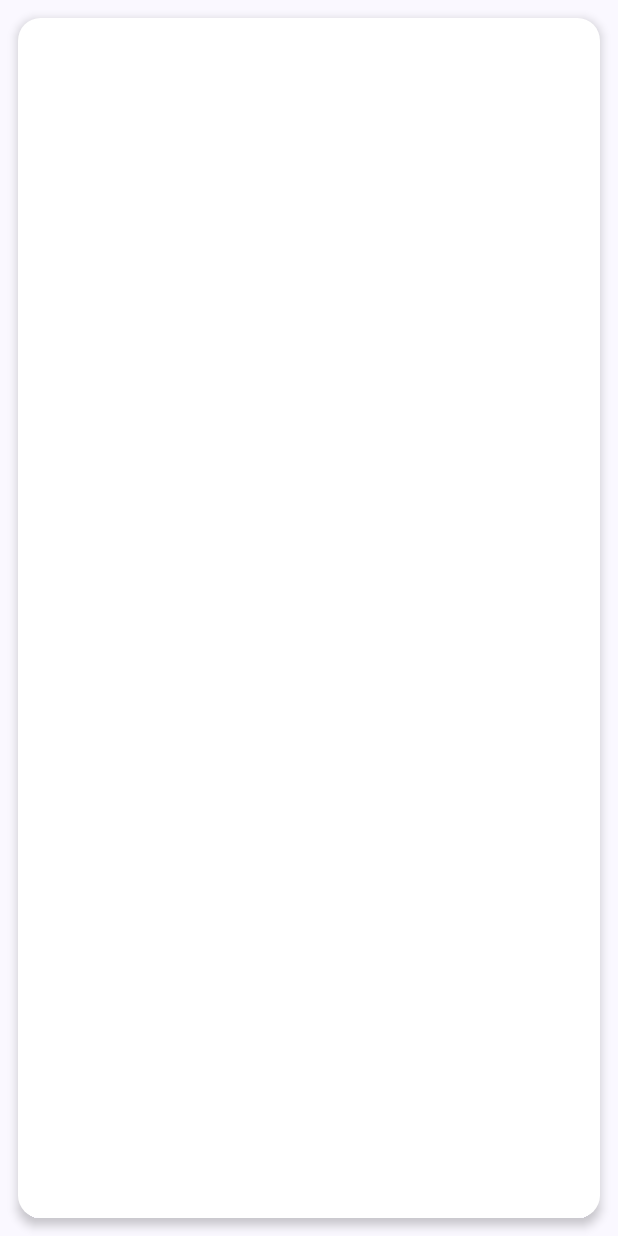
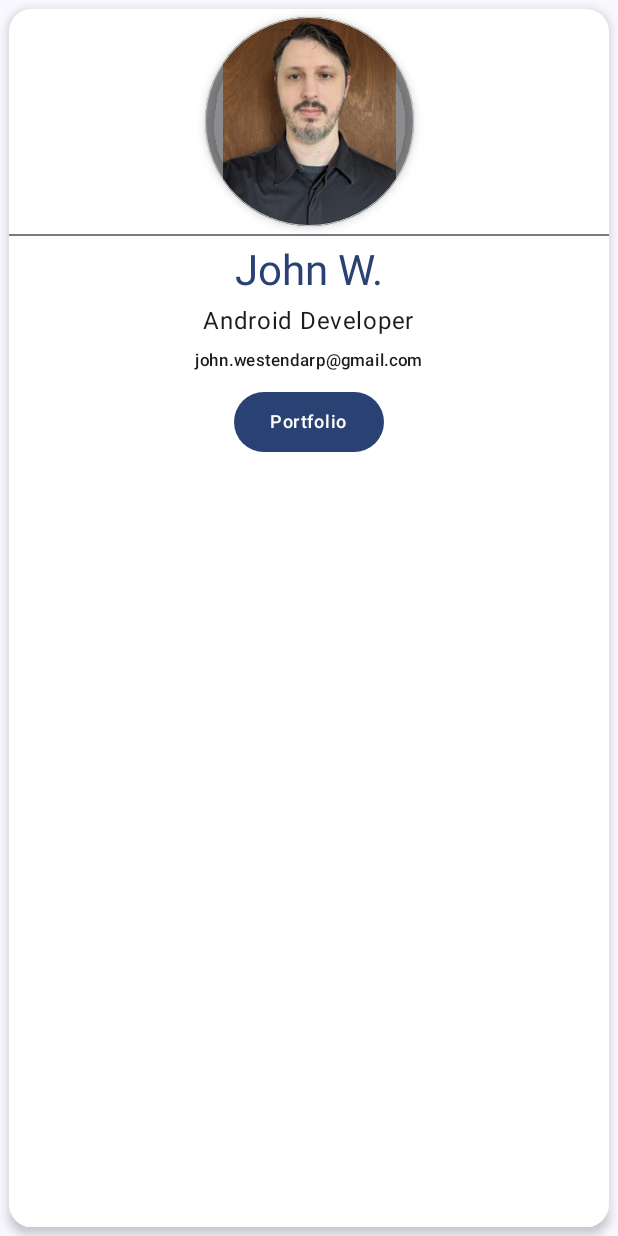
Before and after one commit to moontayle/UdemyBizCard, an Android app built with Jetpack Compose: the screen it shows after launch (MainActivity), on a phone screen of 412 x 824 dp. Run offline under Robolectric (Android 15) with nearby library versions, the phone set to English and light mode, and no system bars.

Commit message:
Lessons 13 through 23 in Udemy Course "Android Jetpack Compose: The Comprehensive Bootcamp".

```diff
--- a/app/src/main/java/com/jjwestendarp/bizcard/MainActivity.kt
+++ b/app/src/main/java/com/jjwestendarp/bizcard/MainActivity.kt
@@ -1,26 +1,47 @@
 package com.jjwestendarp.bizcard
 
 import android.os.Bundle
+import android.util.Log
 import androidx.activity.ComponentActivity
 import androidx.activity.compose.setContent
+import androidx.compose.foundation.BorderStroke
+import androidx.compose.foundation.Image
+import androidx.compose.foundation.background
+import androidx.compose.foundation.layout.Arrangement
+import androidx.compose.foundation.layout.Box
+import androidx.compose.foundation.layout.Column
+import androidx.compose.foundation.layout.Row
 import androidx.compose.foundation.layout.fillMaxHeight
 import androidx.compose.foundation.layout.fillMaxSize
 import androidx.compose.foundation.layout.fillMaxWidth
 import androidx.compose.foundation.layout.height
 import androidx.compose.foundation.layout.padding
+import androidx.compose.foundation.layout.size
 import androidx.compose.foundation.layout.width
+import androidx.compose.foundation.lazy.LazyColumn
+import androidx.compose.foundation.lazy.items
+import androidx.compose.foundation.shape.CircleShape
 import androidx.compose.foundation.shape.CornerSize
 import androidx.compose.foundation.shape.RoundedCornerShape
+import androidx.compose.material3.Button
 import androidx.compose.material3.Card
 import androidx.compose.material3.CardColors
 import androidx.compose.material3.CardDefaults
 import androidx.compose.material3.CardElevation
+import androidx.compose.material3.Divider
 import androidx.compose.material3.MaterialTheme
 import androidx.compose.material3.Surface
 import androidx.compose.material3.Text
 import androidx.compose.runtime.Composable
+import androidx.compose.runtime.mutableStateOf
+import androidx.compose.runtime.remember
+import androidx.compose.ui.Alignment
 import androidx.compose.ui.Modifier
 import androidx.compose.ui.graphics.Color
+import androidx.compose.ui.graphics.RectangleShape
+import androidx.compose.ui.res.painterResource
+import androidx.compose.ui.text.font.FontWeight
+import androidx.compose.ui.text.style.TextAlign
 import androidx.compose.ui.tooling.preview.Preview
 import androidx.compose.ui.unit.dp
 import com.jjwestendarp.bizcard.ui.theme.UdemyBizCardTheme
@@ -44,6 +65,9 @@ class MainActivity : ComponentActivity() {
 
 @Composable
 fun CreateBizCard() {
+    val buttonClickedState = remember {
+        mutableStateOf(false)
+    }
     Surface(
         modifier = Modifier
             .fillMaxWidth()
@@ -51,14 +75,122 @@ fun CreateBizCard() {
     ) {
         Card(
             modifier = Modifier
-                .width(200.dp)
-                .height(390.dp)
-                .padding(12.dp),
+                .padding(6.dp),
             shape = RoundedCornerShape(corner = CornerSize(15.dp)),
             elevation = CardDefaults.cardElevation(defaultElevation = 4.dp),
             colors = CardDefaults.cardColors(containerColor = Color.White)
         ) {
+            Column(
+                Modifier
+                    .fillMaxWidth(),
+                verticalArrangement = Arrangement.Top,
+                horizontalAlignment = Alignment.CenterHorizontally
+            ) {
+                CreateImageProfile(
+                    Modifier
+                        .size(150.dp)
+                        .padding(5.dp))
+                Divider()
+                CreateInfo()
+                Button(onClick = {
+                    buttonClickedState.value = !buttonClickedState.value
+                }) {
+                    Text(text = "Portfolio", style = MaterialTheme.typography.labelMedium)
+                }
+                if (buttonClickedState.value) {
+                    Content()
+                } else {
+                    Box {}
+                }
+            }
 
+        }
+    }
+}
+
+@Composable
+private fun CreateImageProfile(modifier: Modifier = Modifier) {
+    Surface(
+        modifier = modifier,
+        shape = CircleShape,
+        border = BorderStroke(0.5.dp, Color.LightGray),
+        shadowElevation = 4.dp,
+        color = MaterialTheme.colorScheme.onSurface.copy(alpha = 0.5f)
+    ) {
+        Image(
+            painter = painterResource(id = R.drawable.profile_image),
+            contentDescription = "profile image",
+            modifier = Modifier.size(135.dp)
+        )
+    }
+}
+
+@Composable
+private fun CreateInfo() {
+    Column(modifier = Modifier.padding(5.dp), horizontalAlignment = Alignment.CenterHorizontally) {
+        Text(
+            text = "John W.",
+            style = MaterialTheme.typography.headlineMedium,
+            color = MaterialTheme.colorScheme.primary
+        )
+        Text(text = "Android Developer", modifier = Modifier.padding(3.dp))
+        Text(
+            text = "john.westendarp@gmail.com",
+            modifier = Modifier.padding(3.dp),
+            style = MaterialTheme.typography.labelSmall
+        )
+    }
+}
+
+@Preview
+@Composable
+fun Content() {
+    Box(
+        modifier = Modifier
+            .padding(5.dp)
+            .fillMaxWidth()
+    ) {
+        Surface(
+            modifier = Modifier
+                .padding(3.dp)
+                .fillMaxWidth(),
+            shape = RoundedCornerShape(
+                CornerSize(6.dp)
+            ),
+            border = BorderStroke(2.dp, Color.LightGray)
+        ) {
+            Portfolio(data = listOf("Project 1", "Project 2", "Project 3"))
+        }
+    }
+}
+
+@Composable
+fun Portfolio(data: List<String>) {
+    LazyColumn() {
+        items(data) { item ->
+            Card(
+                modifier = Modifier
+                    .padding(13.dp)
+                    .fillMaxWidth(),
+                shape = RectangleShape,
+                elevation = CardDefaults.cardElevation(defaultElevation = 6.dp)
+            ) {
+                Row(
+                    modifier = Modifier
+                        .padding(8.dp)
+                        .fillMaxWidth()
+                        .background(MaterialTheme.colorScheme.surface)
+                ) {
+                    CreateImageProfile(modifier = Modifier
+                        .size(100.dp)
+                        .padding(8.dp))
+                    Column(modifier = Modifier.padding(7.dp).align(Alignment.CenterVertically)) {
+                        Text(text = item, fontWeight = FontWeight.Bold)
+                        Text(text = "An interesting project", style = MaterialTheme.typography.bodyMedium)
+
+                    }
+                }
+            }
         }
     }
 }
```
